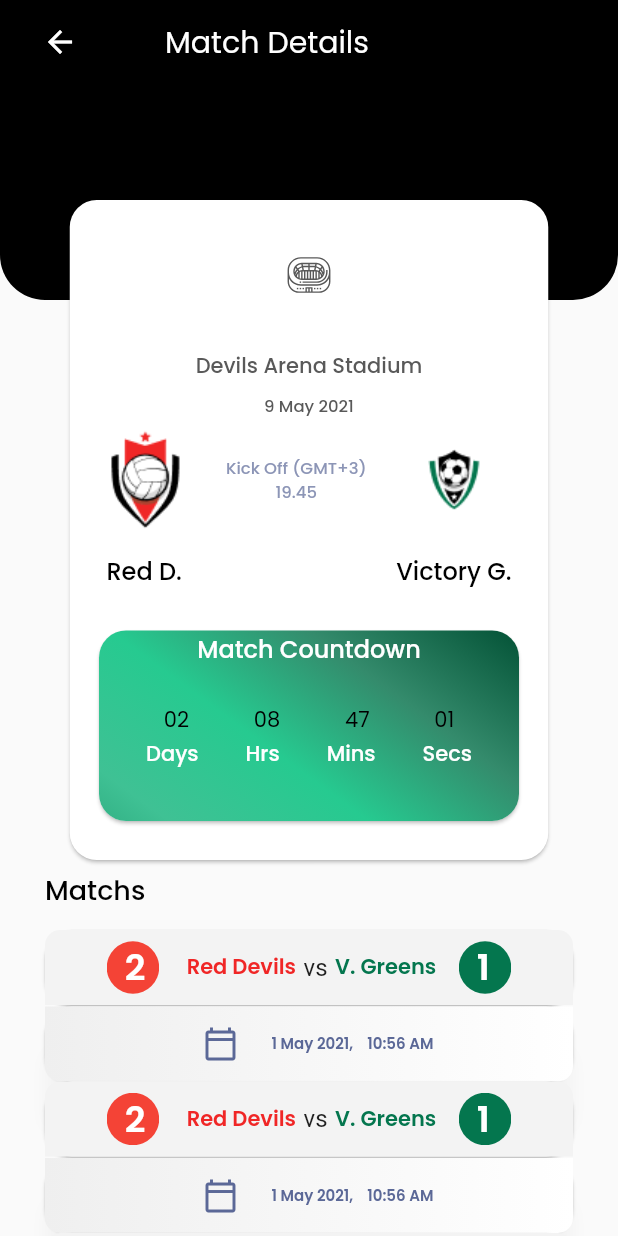
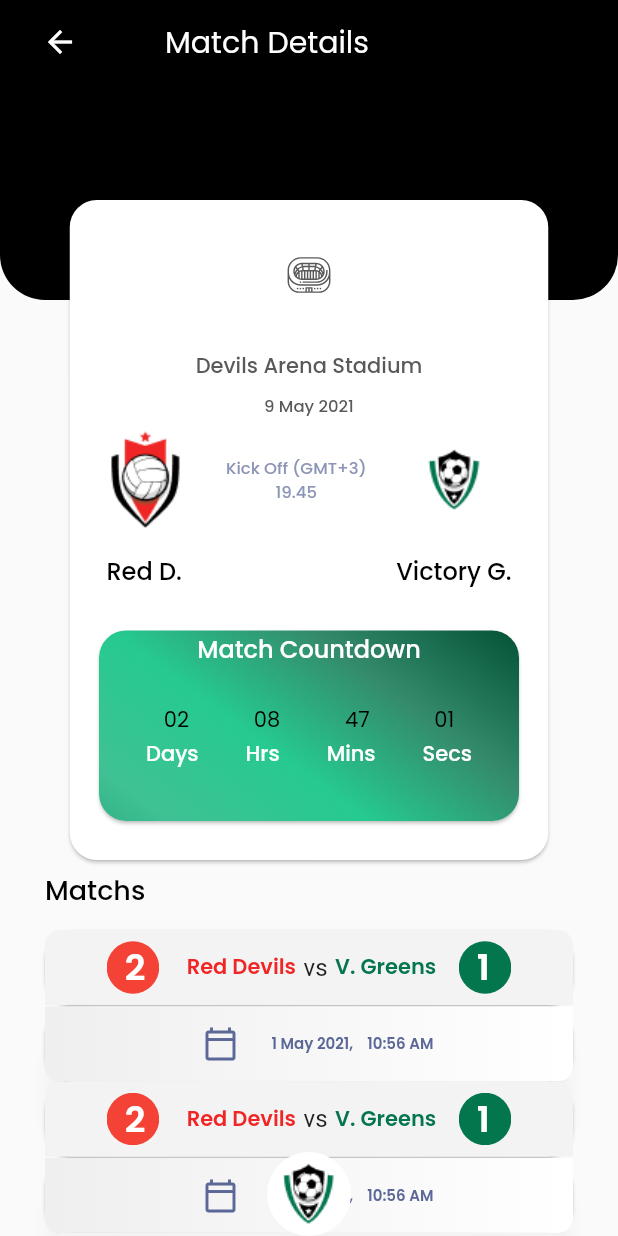
Before and after one commit to duongquangsang080299/flutter_exercise, a Flutter app: the NextMatchPage screen opened by its route, on a phone screen of 412 x 824 dp. Run offline on Flutter 3.47's test engine with Material 2 defaults, Android fonts, the light colour scheme and no system bars; our stand-ins replace bloc, device_preview, flutter_svg, go_router, percent_indicator; generated files the repository leaves out were written again.

Commit message:
Update Next Match Details

```diff
--- a/lib/pages/Match/next_match_details.dart
+++ b/lib/pages/Match/next_match_details.dart
@@ -9,7 +9,6 @@ import 'package:soccer_club_app/core/typography/app_fontweight.dart';
 import 'package:soccer_club_app/l10n/l10n.dart';
 import 'package:soccer_club_app/routes/routes.dart';
 import 'package:soccer_club_app/widgets/app_bar.dart';
-import 'package:soccer_club_app/widgets/bottom_navigation_bar.dart';
 import 'package:soccer_club_app/widgets/card.dart';
 import 'package:soccer_club_app/widgets/icon.dart';
 import 'package:soccer_club_app/widgets/scaffold.dart';
@@ -215,6 +214,21 @@ class NextMatchPage extends StatelessWidget {
           ],
         ),
       ),
+      //    bottomNavigationBar: SCBottomNavigationBar(
+      //   currentIndex: _currentIndex,
+      //   onTap: (int index) {
+      //     setState(() {
+      //       _currentIndex = index;
+      //     });
+      //   },
+      // ),
+      floatingActionButtonLocation: FloatingActionButtonLocation.centerDocked,
+      floatingActionButton: FloatingActionButton(
+        elevation: 0,
+        onPressed: () {},
+        backgroundColor: AppColor.secondary,
+        child: Image.asset(SCAssets.logoMatch),
+      ),
     );
   }
 
@@ -233,15 +247,6 @@ class NextMatchPage extends StatelessWidget {
                   text1,
                   style: const TextStyle(fontSize: 18),
                 )),
-            // Flexible(
-            //   flex: 2,
-            //   fit: FlexFit.tight,
-            //   child: Text(
-            //     text2,
-            //     style: const TextStyle(
-            //         fontSize: 20.0, fontWeight: FontWeight.bold),
-            //   ),
-            // ),
           ],
         ),
       ),
```
